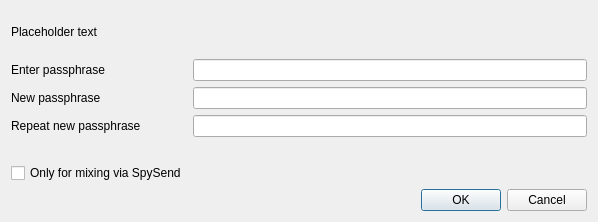
AdvancedTechnologyCoin/arc_core, file src/qt/forms/askpassphrasedialog.ui: the form before one commit.
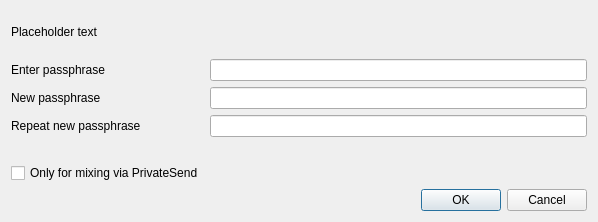
The form after the commit.

Diff of the .ui file:
```diff
--- a/src/qt/forms/askpassphrasedialog.ui
+++ b/src/qt/forms/askpassphrasedialog.ui
@@ -117,7 +117,7 @@
         <string>Serves to disable the trivial sendmoney when OS account compromised. Provides no real security.</string>
        </property>
        <property name="text">
-        <string>Only for mixing via SpySend</string>
+        <string>Only for mixing via PrivateSend</string>
        </property>
        <property name="visible">
         <bool>false</bool>
```
